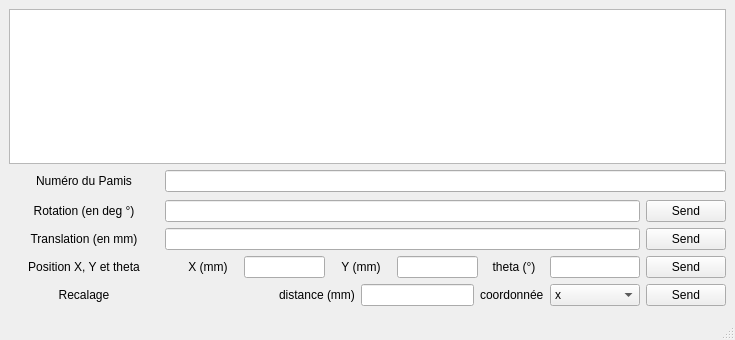
anasdtp/ctrl_pamis_web_ros, file ctrl_pamis_web_ros/mainwindow.ui: the form before one commit.
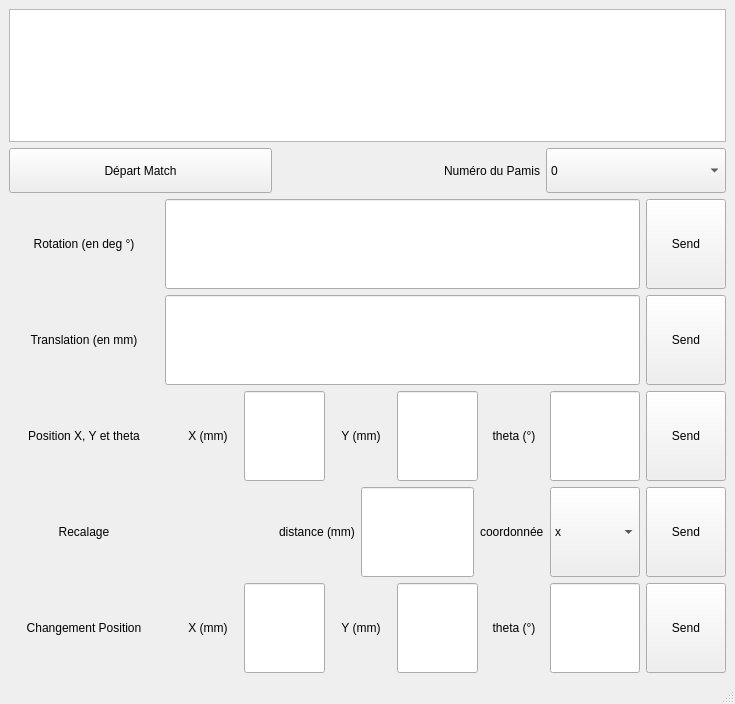
The form after the commit.

Commit message: ajout Jack et chgt pos, adaptations des boutons pour petit ecrans

```diff
--- a/ctrl_pamis_web_ros/mainwindow.ui
+++ b/ctrl_pamis_web_ros/mainwindow.ui
@@ -7,13 +7,13 @@
     <x>0</x>
     <y>0</y>
     <width>735</width>
-    <height>340</height>
+    <height>704</height>
    </rect>
   </property>
   <property name="minimumSize">
    <size>
     <width>90</width>
-    <height>0</height>
+    <height>90</height>
    </size>
   </property>
   <property name="windowTitle">
@@ -26,6 +26,19 @@
     </item>
     <item>
      <layout class="QHBoxLayout" name="horizontalLayout_5">
+      <item>
+       <widget class="QPushButton" name="sendButton_jack">
+        <property name="minimumSize">
+         <size>
+          <width>0</width>
+          <height>45</height>
+         </size>
+        </property>
+        <property name="text">
+         <string>Départ Match</string>
+        </property>
+       </widget>
+      </item>
       <item>
        <widget class="QLabel" name="label_10">
         <property name="minimumSize">
@@ -41,12 +54,55 @@
          <string>Numéro du Pamis</string>
         </property>
         <property name="alignment">
-         <set>Qt::AlignCenter</set>
+         <set>Qt::AlignRight|Qt::AlignTrailing|Qt::AlignVCenter</set>
         </property>
        </widget>
       </item>
       <item>
-       <widget class="QLineEdit" name="lineEdit_num_pamis"/>
+       <widget class="QComboBox" name="comboBox">
+        <property name="minimumSize">
+         <size>
+          <width>0</width>
+          <height>45</height>
+         </size>
+        </property>
+        <property name="maximumSize">
+         <size>
+          <width>180</width>
+          <height>16777215</height>
+         </size>
+        </property>
+        <item>
+         <property name="text">
+          <string>0</string>
+         </property>
+        </item>
+        <item>
+         <property name="text">
+          <string>1</string>
+         </property>
+        </item>
+        <item>
+         <property name="text">
+          <string>2</string>
+         </property>
+        </item>
+        <item>
+         <property name="text">
+          <string>3</string>
+         </property>
+        </item>
+        <item>
+         <property name="text">
+          <string>4</string>
+         </property>
+        </item>
+        <item>
+         <property name="text">
+          <string>5</string>
+         </property>
+        </item>
+       </widget>
       </item>
      </layout>
     </item>
@@ -85,10 +141,23 @@
        </widget>
       </item>
       <item>
-       <widget class="QLineEdit" name="lineEdit_rotation"/>
+       <widget class="QLineEdit" name="lineEdit_rotation">
+        <property name="minimumSize">
+         <size>
+          <width>0</width>
+          <height>90</height>
+         </size>
+        </property>
+       </widget>
       </item>
       <item>
        <widget class="QPushButton" name="sendButton_rotation">
+        <property name="minimumSize">
+         <size>
+          <width>0</width>
+          <height>90</height>
+         </size>
+        </property>
         <property name="text">
          <string>Send</string>
         </property>
@@ -96,6 +165,19 @@
       </item>
      </layout>
     </item>
+    <item>
+     <spacer name="verticalSpacer_3">
+      <property name="orientation">
+       <enum>Qt::Vertical</enum>
+      </property>
+      <property name="sizeHint" stdset="0">
+       <size>
+        <width>20</width>
+        <height>40</height>
+       </size>
+      </property>
+     </spacer>
+    </item>
     <item>
      <layout class="QHBoxLayout" name="horizontalLayout_2">
       <item>
@@ -115,10 +197,23 @@
        </widget>
       </item>
       <item>
-       <widget class="QLineEdit" name="lineEdit_translation"/>
+       <widget class="QLineEdit" name="lineEdit_translation">
+        <property name="minimumSize">
+         <size>
+          <width>0</width>
+          <height>90</height>
+         </size>
+        </property>
+       </widget>
       </item>
       <item>
        <widget class="QPushButton" name="sendButton_translation">
+        <property name="minimumSize">
+         <size>
+          <width>0</width>
+          <height>90</height>
+         </size>
+        </property>
         <property name="text">
          <string>Send</string>
         </property>
@@ -126,6 +221,19 @@
       </item>
      </layout>
     </item>
+    <item>
+     <spacer name="verticalSpacer_4">
+      <property name="orientation">
+       <enum>Qt::Vertical</enum>
+      </property>
+      <property name="sizeHint" stdset="0">
+       <size>
+        <width>20</width>
+        <height>40</height>
+       </size>
+      </property>
+     </spacer>
+    </item>
     <item>
      <layout class="QHBoxLayout" name="horizontalLayout_3">
       <item>
@@ -174,7 +282,14 @@
        </widget>
       </item>
       <item>
-       <widget class="QLineEdit" name="lineEdit_XYT_x"/>
+       <widget class="QLineEdit" name="lineEdit_XYT_x">
+        <property name="minimumSize">
+         <size>
+          <width>0</width>
+          <height>90</height>
+         </size>
+        </property>
+       </widget>
       </item>
       <item>
        <widget class="QLabel" name="label_6">
@@ -193,7 +308,14 @@
        </widget>
       </item>
       <item>
-       <widget class="QLineEdit" name="lineEdit_XYT_y"/>
+       <widget class="QLineEdit" name="lineEdit_XYT_y">
+        <property name="minimumSize">
+         <size>
+          <width>0</width>
+          <height>90</height>
+         </size>
+        </property>
+       </widget>
       </item>
       <item>
        <widget class="QLabel" name="label_7">
@@ -216,13 +338,19 @@
         <property name="minimumSize">
          <size>
           <width>90</width>
-          <height>0</height>
+          <height>90</height>
          </size>
         </property>
        </widget>
       </item>
       <item>
        <widget class="QPushButton" name="sendButton_XYT">
+        <property name="minimumSize">
+         <size>
+          <width>0</width>
+          <height>90</height>
+         </size>
+        </property>
         <property name="text">
          <string>Send</string>
         </property>
@@ -230,6 +358,19 @@
       </item>
      </layout>
     </item>
+    <item>
+     <spacer name="verticalSpacer_5">
+      <property name="orientation">
+       <enum>Qt::Vertical</enum>
+      </property>
+      <property name="sizeHint" stdset="0">
+       <size>
+        <width>20</width>
+        <height>40</height>
+       </size>
+      </property>
+     </spacer>
+    </item>
     <item>
      <layout class="QHBoxLayout" name="horizontalLayout_4">
       <item>
@@ -269,7 +410,14 @@
        </widget>
       </item>
       <item>
-       <widget class="QLineEdit" name="lineEdit_recalage_distance"/>
+       <widget class="QLineEdit" name="lineEdit_recalage_distance">
+        <property name="minimumSize">
+         <size>
+          <width>0</width>
+          <height>90</height>
+         </size>
+        </property>
+       </widget>
       </item>
       <item>
        <widget class="QLabel" name="label_9">
@@ -283,7 +431,7 @@
         <property name="minimumSize">
          <size>
           <width>90</width>
-          <height>0</height>
+          <height>90</height>
          </size>
         </property>
         <item>
@@ -300,6 +448,12 @@
       </item>
       <item>
        <widget class="QPushButton" name="sendButton_recalage">
+        <property name="minimumSize">
+         <size>
+          <width>0</width>
+          <height>90</height>
+         </size>
+        </property>
         <property name="text">
          <string>Send</string>
         </property>
@@ -320,6 +474,130 @@
       </property>
      </spacer>
     </item>
+    <item>
+     <layout class="QHBoxLayout" name="horizontalLayout_6">
+      <item>
+       <widget class="QLabel" name="label_11">
+        <property name="minimumSize">
+         <size>
+          <width>150</width>
+          <height>0</height>
+         </size>
+        </property>
+        <property name="text">
+         <string>Changement Position</string>
+        </property>
+        <property name="alignment">
+         <set>Qt::AlignCenter</set>
+        </property>
+       </widget>
+      </item>
+      <item>
+       <spacer name="horizontalSpacer_5">
+        <property name="orientation">
+         <enum>Qt::Horizontal</enum>
+        </property>
+        <property name="sizeHint" stdset="0">
+         <size>
+          <width>40</width>
+          <height>20</height>
+         </size>
+        </property>
+       </spacer>
+      </item>
+      <item>
+       <widget class="QLabel" name="label_12">
+        <property name="minimumSize">
+         <size>
+          <width>60</width>
+          <height>0</height>
+         </size>
+        </property>
+        <property name="text">
+         <string>X (mm)</string>
+        </property>
+        <property name="alignment">
+         <set>Qt::AlignCenter</set>
+        </property>
+       </widget>
+      </item>
+      <item>
+       <widget class="QLineEdit" name="lineEdit_XYT_x_2">
+        <property name="minimumSize">
+         <size>
+          <width>0</width>
+          <height>90</height>
+         </size>
+        </property>
+       </widget>
+      </item>
+      <item>
+       <widget class="QLabel" name="label_13">
+        <property name="minimumSize">
+         <size>
+          <width>60</width>
+          <height>0</height>
+         </size>
+        </property>
+        <property name="text">
+         <string>Y (mm)</string>
+        </property>
+        <property name="alignment">
+         <set>Qt::AlignCenter</set>
+        </property>
+       </widget>
+      </item>
+      <item>
+       <widget class="QLineEdit" name="lineEdit_XYT_y_2">
+        <property name="minimumSize">
+         <size>
+          <width>0</width>
+          <height>90</height>
+         </size>
+        </property>
+       </widget>
+      </item>
+      <item>
+       <widget class="QLabel" name="label_14">
+        <property name="minimumSize">
+         <size>
+          <width>60</width>
+          <height>0</height>
+         </size>
+        </property>
+        <property name="text">
+         <string>theta (°)</string>
+        </property>
+        <property name="alignment">
+         <set>Qt::AlignCenter</set>
+        </property>
+       </widget>
+      </item>
+      <item>
+       <widget class="QLineEdit" name="lineEdit_XYT_theta_2">
+        <property name="minimumSize">
+         <size>
+          <width>90</width>
+          <height>90</height>
+         </size>
+        </property>
+       </widget>
+      </item>
+      <item>
+       <widget class="QPushButton" name="sendButton_XYT_2">
+        <property name="minimumSize">
+         <size>
+          <width>0</width>
+          <height>90</height>
+         </size>
+        </property>
+        <property name="text">
+         <string>Send</string>
+        </property>
+       </widget>
+      </item>
+     </layout>
+    </item>
    </layout>
   </widget>
   <widget class="QMenuBar" name="menubar">
```
The commit also changes 2 other files.
